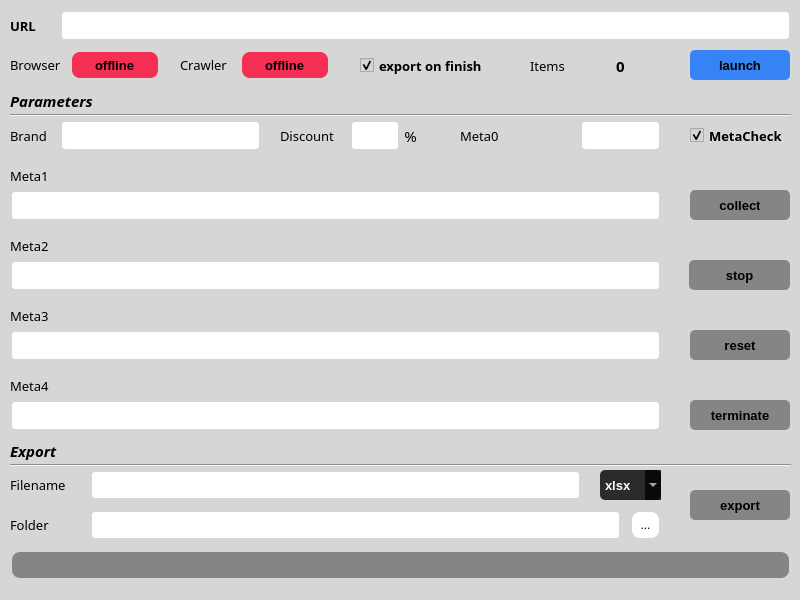
Before: the Qt Designer form gui/ui_resources/atcrawl_crawler_ui.ui in kosazna/atcrawl, drawn with Qt 5.
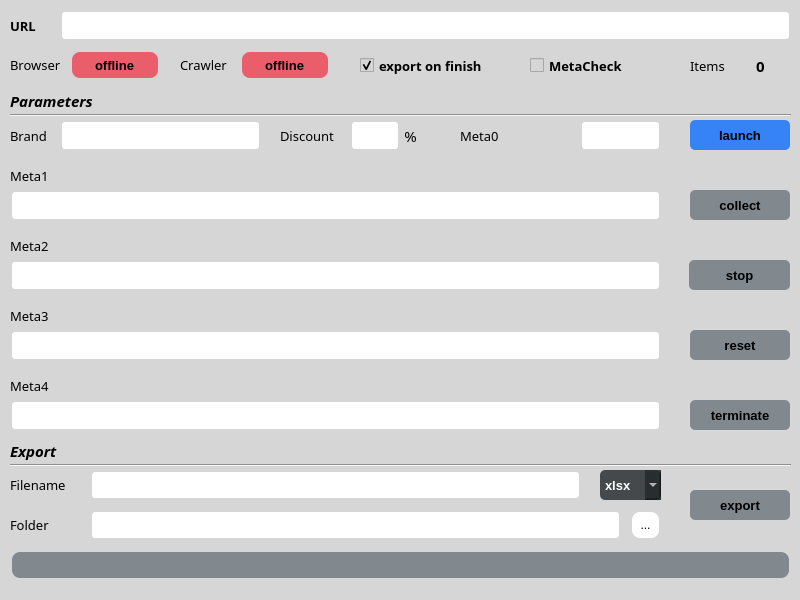
After: the same form once the commit is applied.

What changed in the file:
```diff
--- a/gui/ui_resources/atcrawl_crawler_ui.ui
+++ b/gui/ui_resources/atcrawl_crawler_ui.ui
@@ -86,7 +86,7 @@
      </font>
     </property>
     <property name="styleSheet">
-     <string notr="true">background-color: rgba(112, 112, 112, 0.8);
+     <string notr="true">background-color: rgba(108, 117, 125, 0.8);
 color: rgb(0, 0, 0);
 border-width:10px;
 border-radius:5px;
@@ -138,7 +138,7 @@
     <property name="geometry">
      <rect>
       <x>690</x>
-      <y>50</y>
+      <y>120</y>
       <width>100</width>
       <height>30</height>
      </rect>
@@ -180,7 +180,7 @@
      </font>
     </property>
     <property name="styleSheet">
-     <string notr="true">background-color: rgba(112, 112, 112, 0.8);
+     <string notr="true">background-color: rgba(108, 117, 125, 0.8);
 color: rgb(0, 0, 0);
 border-width:10px;
 border-radius:5px;
@@ -208,7 +208,7 @@
      </font>
     </property>
     <property name="styleSheet">
-     <string notr="true">background-color: rgba(112, 112, 112, 0.8);
+     <string notr="true">background-color: rgba(108, 117, 125, 0.8);
 color: rgb(0, 0, 0);
 border-width:10px;
 border-radius:5px;
@@ -481,7 +481,7 @@
      </font>
     </property>
     <property name="styleSheet">
-     <string notr="true">background-color: rgba(112, 112, 112, 0.8);
+     <string notr="true">background-color: rgba(108, 117, 125, 0.8);
 color: rgb(0, 0, 0);
 border-width:10px;
 border-radius:5px;
@@ -561,7 +561,7 @@
      <enum>Qt::LeftToRight</enum>
     </property>
     <property name="styleSheet">
-     <string notr="true">background-color: rgba(253, 4, 50, 0.8);
+     <string notr="true">background-color: rgba(239, 62, 79, 0.8);
 border-width:4px;
 border-color:black;
 color: rgb(0, 0, 0);
@@ -618,7 +618,7 @@
      </font>
     </property>
     <property name="styleSheet">
-     <string notr="true">background-color: rgba(112, 112, 112, 0.8);
+     <string notr="true">background-color: rgba(108, 117, 125, 0.8);
 color: rgb(0, 0, 0);
 border-width:10px;
 border-radius:5px;
@@ -666,7 +666,7 @@
      </font>
     </property>
     <property name="styleSheet">
-     <string notr="true">background-color: rgba(0, 0, 0, 0.8);
+     <string notr="true">background-color: rgba(33, 37, 41, 0.8);
 color: rgb(255, 255, 255);
 border-width:4px;
 border-color:black;
@@ -704,7 +704,7 @@
      <enum>Qt::LeftToRight</enum>
     </property>
     <property name="styleSheet">
-     <string notr="true">background-color:rgba(253, 4, 50, 0.8);
+     <string notr="true">background-color: rgba(239, 62, 79, 0.8);
 border-width:4px;
 border-color:black;
 border-style:offset;
@@ -745,7 +745,7 @@
    <widget class="QLabel" name="label_items">
     <property name="geometry">
      <rect>
-      <x>530</x>
+      <x>690</x>
       <y>50</y>
       <width>41</width>
       <height>31</height>
@@ -770,9 +770,9 @@
    <widget class="QLabel" name="count_items">
     <property name="geometry">
      <rect>
-      <x>580</x>
+      <x>730</x>
       <y>50</y>
-      <width>81</width>
+      <width>61</width>
       <height>31</height>
      </rect>
     </property>
@@ -1017,7 +1017,7 @@
      </font>
     </property>
     <property name="styleSheet">
-     <string notr="true">background-color: rgba(112, 112, 112, 0.8);
+     <string notr="true">background-color: rgba(108, 117, 125, 0.8);
 border-width:4px;
 border-color:black;
 border-style:offset;
@@ -1084,9 +1084,9 @@
    <widget class="QCheckBox" name="meta_check">
     <property name="geometry">
      <rect>
-      <x>690</x>
-      <y>120</y>
-      <width>101</width>
+      <x>530</x>
+      <y>50</y>
+      <width>121</width>
       <height>31</height>
      </rect>
     </property>
@@ -1102,7 +1102,7 @@
      <string>MetaCheck</string>
     </property>
     <property name="checked">
-     <bool>true</bool>
+     <bool>false</bool>
     </property>
    </widget>
   </widget>
```
